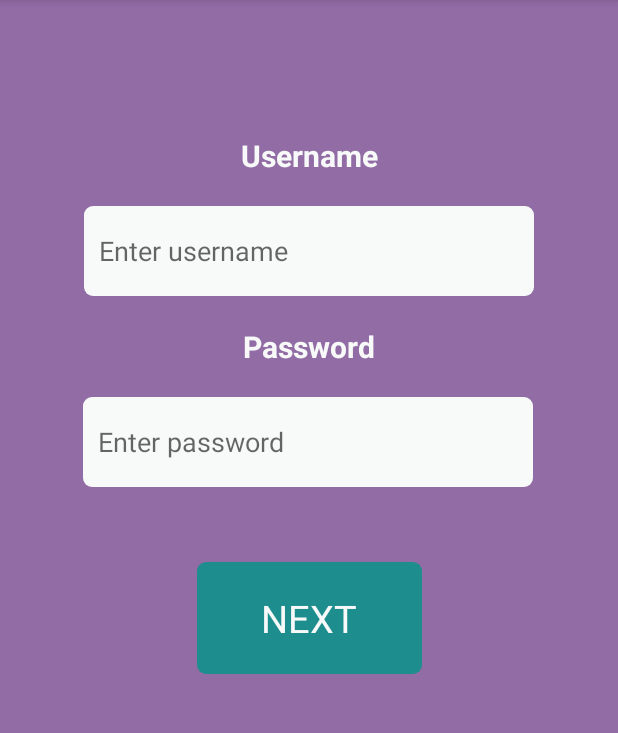
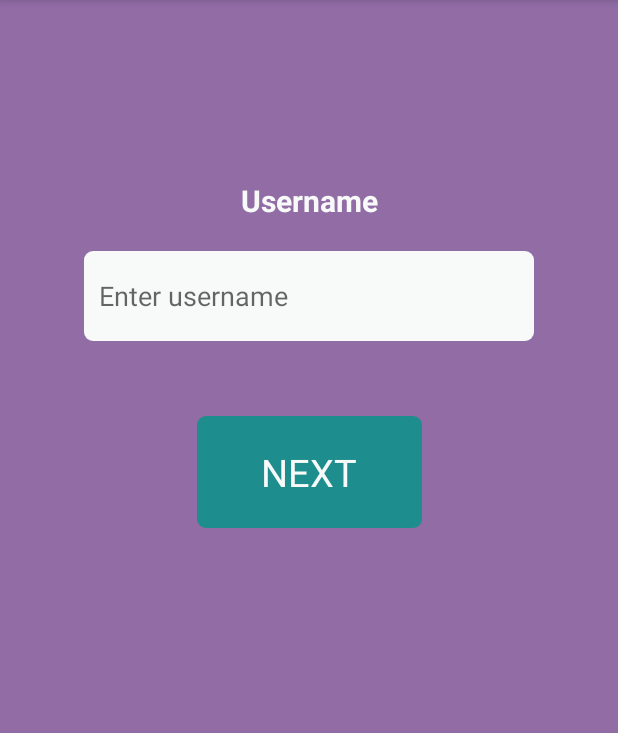
Before and after one commit to evelinagder/MovieApp, an Android app: the fragment RegisterUsernameFragment shown on its own in the app's theme, on a phone screen of 412 x 824 dp, the part 84-817 px from its top. Run offline under Robolectric (Android 15) with nearby library versions, the phone set to English and light mode, and no system bars; 2 statements that could not run were skipped.

Commit message:
remove password

```diff
--- a/app/src/main/java/com/example/moviesapp/app/login/LoginViewModel.kt
+++ b/app/src/main/java/com/example/moviesapp/app/login/LoginViewModel.kt
@@ -11,8 +11,8 @@ class LoginViewModel : ViewModel() {
 
     val isErrorVisible = ObservableBoolean()
 
-    fun isLoginEnabled(username:String, password:String) =
-    isInputValid(username) && isInputValid(password)
+    fun isLoginEnabled(username:String) =
+    isInputValid(username)
 
 
     private val _isLoginClicked = MutableLiveData<Event<Boolean>>()
--- a/app/src/main/java/com/example/moviesapp/app/registration/RegisterUserPasswordFragment.kt
+++ b/app/src/main/java/com/example/moviesapp/app/registration/RegisterUsernameFragment.kt
@@ -14,7 +14,7 @@ import com.example.moviesapp.R
 import com.example.moviesapp.app.registration.RegistrationViewModel.Companion.NAVIGATION_STEP_USERNAME
 import kotlinx.android.synthetic.main.fragment_username.*
 
-class RegisterUserPasswordFragment : Fragment() {
+class RegisterUsernameFragment : Fragment() {
 
     override fun onCreateView(
         inflater: LayoutInflater,
@@ -38,8 +38,8 @@ class RegisterUserPasswordFragment : Fragment() {
 
         button_registration_next_username.setOnClickListener {
             val username = username_edit_text.text.toString()
-            val pass = password_edit_text.text.toString()
-            if (username.isEmpty() || pass.isEmpty()) {
+
+            if (username.isEmpty()) {
                 Toast.makeText(
                     view.context,
                     "Username and Password cannot be empty!",
@@ -48,8 +48,7 @@ class RegisterUserPasswordFragment : Fragment() {
                 return@setOnClickListener
             }
             viewModel.addUserNamePassword(
-                username,
-                pass
+                username
             )
         }
     }
--- a/app/src/main/java/com/example/moviesapp/app/registration/RegistrationBillingInfoFragment.kt
+++ b/app/src/main/java/com/example/moviesapp/app/registration/RegistrationBillingInfoFragment.kt
@@ -56,13 +56,12 @@ class RegistrationBillingInfoFragment : Fragment() {
                 cardNumber,
                 cardName
             )
-			saveUserCredentials(viewModel.getUsername(), viewModel.getUserPass())
+			saveUserCredentials(viewModel.getUsername())
         }
     }
 
-	private fun saveUserCredentials(username:String?, password: String?){
+	private fun saveUserCredentials(username:String?){
 		val sharedPreferences: SharedPreferences = PreferenceManager.getDefaultSharedPreferences(context)
 		sharedPreferences.edit().putString(USERNAME_PREFS_KEY, username).apply()
-		sharedPreferences.edit().putString(PASSWORD_PREFS_KEY, password).apply()
 	}
 }
--- a/app/src/main/java/com/example/moviesapp/app/registration/RegistrationViewModel.kt
+++ b/app/src/main/java/com/example/moviesapp/app/registration/RegistrationViewModel.kt
@@ -13,11 +13,9 @@ open class RegistrationViewModel : ViewModel() {
     val navigationStageLiveData = MutableLiveData<String>()
 
 	fun getUsername() = user.userName
-	fun getUserPass() = user.password
 
-    fun addUserNamePassword(username: String, password: String) {
+    fun addUserNamePassword(username: String) {
         user.userName = username
-        user.password = password
         navigationStageLiveData.value = NAVIGATION_STEP_USERNAME
     }
 
--- a/app/src/main/res/layout/fragment_username.xml
+++ b/app/src/main/res/layout/fragment_username.xml
@@ -8,7 +8,7 @@
         android:id="@+id/username_text_view"
         android:layout_width="wrap_content"
         android:layout_height="wrap_content"
-        android:layout_marginTop="90dp"
+        android:layout_marginTop="120dp"
         android:text="@string/user_name_text"
         android:textColor="@color/color_white"
         android:textSize="20sp"
@@ -19,55 +19,27 @@
 
     <EditText
         android:id="@+id/username_edit_text"
-		android:layout_width="@dimen/et_width"
-		android:layout_height="@dimen/et_height"
+        android:layout_width="@dimen/et_width"
+        android:layout_height="@dimen/et_height"
         android:layout_marginTop="20dp"
         android:background="@drawable/movie_list_background"
-		android:hint="@string/username_et_hint"
-		android:padding="@dimen/et_padding"
+        android:hint="@string/username_et_hint"
+        android:padding="@dimen/et_padding"
         app:layout_constraintEnd_toEndOf="parent"
         app:layout_constraintStart_toStartOf="parent"
         app:layout_constraintTop_toBottomOf="@+id/username_text_view" />
 
-    <TextView
-        android:id="@+id/password_text_view"
+    <Button
+        android:id="@+id/button_registration_next_username"
+        style="@style/ButtonStyle"
         android:layout_width="wrap_content"
         android:layout_height="wrap_content"
-        android:text="@string/password_text"
-        android:layout_marginTop="20dp"
-        android:textColor="@color/color_white"
-        android:textSize="20sp"
-        android:textStyle="bold"
-        android:inputType="text"
+        android:layout_marginTop="50dp"
+        android:padding="20dp"
+        android:text="@string/next_btn_text"
         app:layout_constraintEnd_toEndOf="parent"
         app:layout_constraintStart_toStartOf="parent"
         app:layout_constraintTop_toBottomOf="@+id/username_edit_text" />
 
-    <EditText
-        android:id="@+id/password_edit_text"
-		android:layout_width="@dimen/et_width"
-		android:layout_height="@dimen/et_height"
-        android:layout_marginTop="20dp"
-        android:background="@drawable/movie_list_background"
-        android:hint="@string/password_et_hint"
-		android:padding="@dimen/et_padding"
-        android:inputType="textPassword"
-        app:layout_constraintEnd_toEndOf="parent"
-        app:layout_constraintHorizontal_bias="0.495"
-        app:layout_constraintStart_toStartOf="parent"
-        app:layout_constraintTop_toBottomOf="@+id/password_text_view" />
-
-    <Button
-        android:id="@+id/button_registration_next_username"
-        android:layout_width="wrap_content"
-        android:layout_height="wrap_content"
-        android:layout_marginTop="50dp"
-        android:text="@string/next_btn_text"
-		style="@style/ButtonStyle"
-        android:padding="20dp"
-        app:layout_constraintEnd_toEndOf="parent"
-        app:layout_constraintStart_toStartOf="parent"
-        app:layout_constraintTop_toBottomOf="@+id/password_edit_text" />
-
 
 </androidx.constraintlayout.widget.ConstraintLayout>
--- a/app/src/main/res/navigation/nav_graph.xml
+++ b/app/src/main/res/navigation/nav_graph.xml
@@ -63,7 +63,7 @@
 
         <fragment
             android:id="@+id/registerUserPasswordFragment"
-            android:name="com.example.moviesapp.app.registration.RegisterUserPasswordFragment"
+            android:name="com.example.moviesapp.app.registration.RegisterUsernameFragment"
             android:label="RegisterUserPasswordFragment">
             <action
                 android:id="@+id/go_to_age_fragment_action"
```
Also changed, not shown: app/src/main/java/com/example/moviesapp/app/HomeFragment.kt (+0 -7 lines), app/src/main/java/com/example/moviesapp/app/login/LoginFragment.kt (+4 -9 lines), app/src/main/res/layout/fragment_login.xml (+2 -26 lines).
